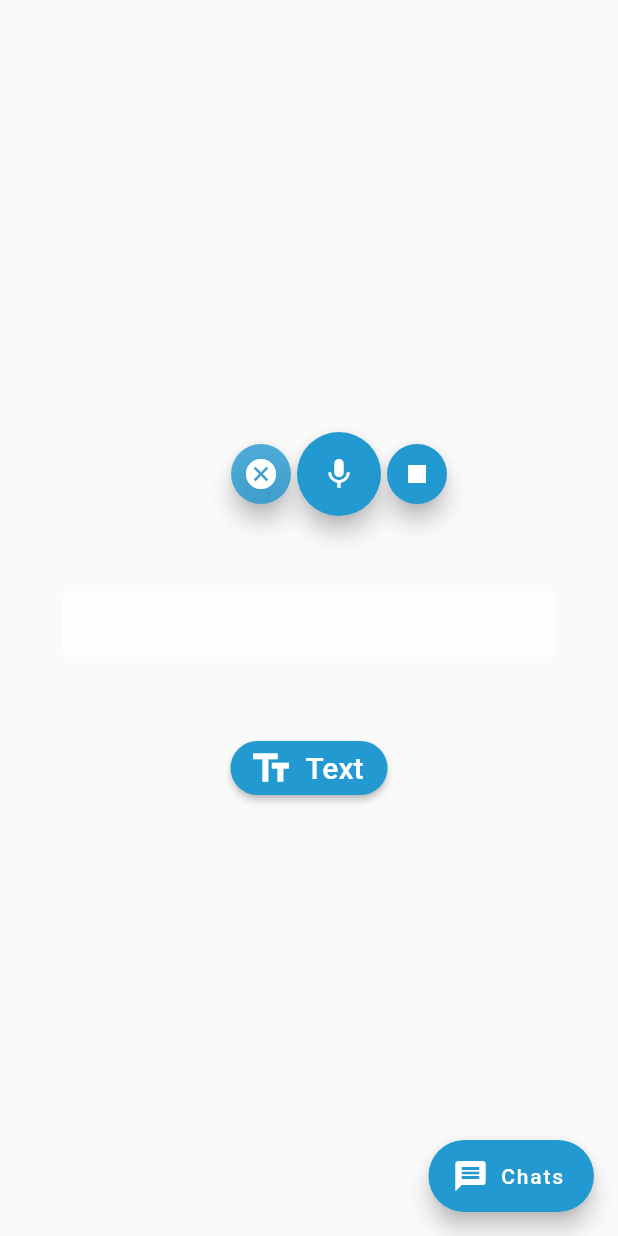
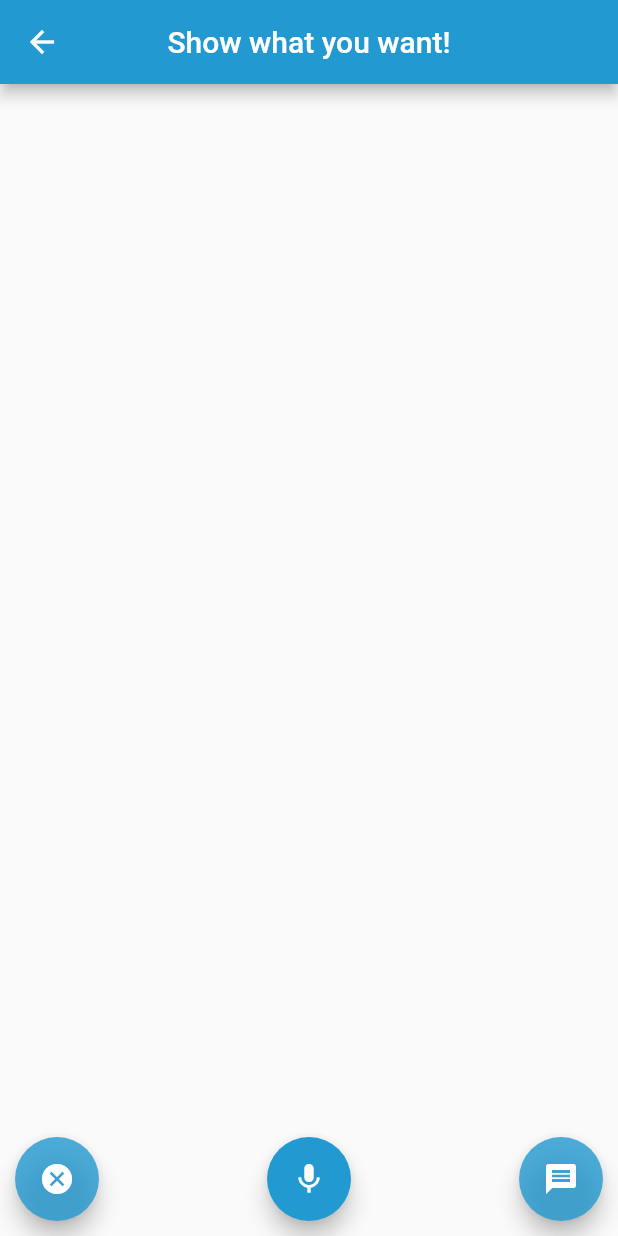
Before and after one commit to PrabhaniN/ABiGo, a Flutter app: the LiveTalkPage screen opened directly, after a tap on the "mic" icon, on a phone screen of 412 x 824 dp. Run offline on Flutter 3.47's test engine with Material 2 defaults, Android fonts, the light colour scheme and no system bars; our stand-ins replace bloc, cloud_firestore, firebase_auth, flutter_bloc, flutter_tts, font_awesome_flutter and 2 more; missing offline and left inert: speech_recognition; accounts and stored records are empty.

Commit message:
live screens are complete

```diff
--- a/abigo_mobile/lib/main.dart
+++ b/abigo_mobile/lib/main.dart
@@ -1,4 +1,5 @@
 import 'package:abigo_mobile/abigo_app.dart';
+import 'package:abigo_mobile/screens/live/speech_recognition_state/speech_recognition_state.dart';
 import 'package:abigo_mobile/screens/live/tts_state.dart/tts_state.dart';
 import 'package:flutter/material.dart';
 import 'package:abigo_mobile/state/input_method_state.dart';
@@ -20,6 +21,9 @@ void main() => runApp(
             ChangeNotifierProvider<TtsState>.value(
               value: TtsState(),
             ),
+            ChangeNotifierProvider<SpeechRecognitionState>.value(
+              value: SpeechRecognitionState(),
+            ),
           ],
           child: AbigoApp(),
         ),
--- a/abigo_mobile/lib/screens/live/live_talk_page.dart
+++ b/abigo_mobile/lib/screens/live/live_talk_page.dart
@@ -1,56 +1,17 @@
+import 'package:abigo_mobile/screens/live/speech_recognition_state/speech_recognition_state.dart';
 import 'package:abigo_mobile/screens/live/tts_state.dart/tts_state.dart';
 import 'package:flutter/material.dart';
 import 'package:provider/provider.dart';
-import 'package:speech_recognition/speech_recognition.dart';
-
-import 'package:abigo_mobile/screens/voice/voice_chat/voice_chat_list/voice_chat_list.dart';
 
 class LiveTalkPage extends StatefulWidget {
-  // final String method;
-
-  // const LiveTalkPage({@required this.method});
-
   @override
   State<StatefulWidget> createState() => LiveTalkPageState();
 }
 
 class LiveTalkPageState extends State<LiveTalkPage> {
   TtsState _ttsState;
+  SpeechRecognitionState _speechRecognitionState;
   bool _isInstructionRead = false;
-  SpeechRecognition _speechRecognition;
-  bool _isAvailable = false;
-  bool _isListening = false;
-  String resultText = "";
-
-  @override
-  void initState() {
-    super.initState();
-    initSpeechRecognizer();
-  }
-
-  void initSpeechRecognizer() {
-    _speechRecognition = SpeechRecognition();
-
-    _speechRecognition.setAvailabilityHandler(
-      (bool result) => setState(() => _isAvailable = result),
-    );
-
-    _speechRecognition.setRecognitionStartedHandler(
-      () => setState(() => _isListening = true),
-    );
-
-    _speechRecognition.setRecognitionResultHandler(
-      (String speech) => setState(() => resultText = speech),
-    );
-
-    _speechRecognition.setRecognitionCompleteHandler(
-      () => setState(() => _isListening = false),
-    );
-
-    _speechRecognition.activate().then(
-          (result) => setState(() => _isAvailable = result),
-        );
-  }
 
   void _readIstructionsOnce() {
     if (_isInstructionRead) return;
@@ -61,111 +22,60 @@ class LiveTalkPageState extends State<LiveTalkPage> {
   @override
   Widget build(BuildContext context) {
     _ttsState = Provider.of<TtsState>(context);
+    _speechRecognitionState = Provider.of<SpeechRecognitionState>(context);
     WidgetsBinding.instance.addPostFrameCallback((_) => _readIstructionsOnce());
     return Scaffold(
+      appBar: AppBar(
+        centerTitle: true,
+        title: Text('Show what you want!'),
+        backgroundColor: Color.fromRGBO(35, 153, 209, 1),
+      ),
       body: Container(
+        padding: EdgeInsets.all(10),
         child: Column(
-          mainAxisAlignment: MainAxisAlignment.center,
-          crossAxisAlignment: CrossAxisAlignment.center,
           children: <Widget>[
+            Spacer(),
+            Text(
+              _speechRecognitionState.resultText,
+              style: TextStyle(fontSize: 24.0),
+            ),
+            Spacer(),
             Row(
-              mainAxisAlignment: MainAxisAlignment.center,
               children: <Widget>[
-                Padding(
-                  padding: EdgeInsets.all(20.0),
-                ),
                 FloatingActionButton(
                   heroTag: 4,
                   child: Icon(Icons.cancel),
-                  mini: true,
                   backgroundColor: Color.fromRGBO(35, 153, 209, 0.8),
                   onPressed: () {
-                    if (_isListening)
-                      _speechRecognition.cancel().then(
-                            (result) => setState(() {
-                              _isListening = result;
-                              resultText = "";
-                            }),
-                          );
+                    _speechRecognitionState.cancel();
                   },
                 ),
+                Spacer(),
                 FloatingActionButton(
                   heroTag: 3,
-                  child: Icon(Icons.mic),
+                  child: Icon(_speechRecognitionState.isListening
+                      ? Icons.stop
+                      : Icons.mic),
                   onPressed: () {
-                    if (_isAvailable && !_isListening)
-                      _speechRecognition
-                          .listen(locale: "en_US")
-                          .then((result) => print('$result'));
+                    if (_ttsState.isPlaying) _ttsState.stop();
+                    _speechRecognitionState.isListening
+                        ? _speechRecognitionState.stop()
+                        : _speechRecognitionState.listen();
                   },
                   backgroundColor: Color.fromRGBO(35, 153, 209, 1),
                 ),
+                Spacer(),
                 FloatingActionButton(
-                  heroTag: 2,
-                  child: Icon(Icons.stop),
-                  mini: true,
-                  backgroundColor: Color.fromRGBO(35, 153, 209, 1),
-                  onPressed: () {
-                    if (_isListening)
-                      _speechRecognition.stop().then(
-                            (result) => setState(() => _isListening = result),
-                          );
-                  },
+                  heroTag: "right",
+                  child: Icon(Icons.message),
+                  backgroundColor: Color.fromRGBO(35, 153, 209, 0.8),
+                  onPressed: () {},
                 ),
               ],
             ),
-            Padding(
-              padding: EdgeInsets.only(top: 50.0),
-            ),
-            Container(
-              width: MediaQuery.of(context).size.width * 0.8,
-              decoration: BoxDecoration(
-                color: Colors.white70,
-                borderRadius: BorderRadius.circular(6.0),
-              ),
-              padding: EdgeInsets.symmetric(
-                vertical: 8.0,
-                horizontal: 12.0,
-              ),
-              child: Text(
-                resultText,
-                style: TextStyle(fontSize: 24.0),
-              ),
-            ),
-            Padding(
-              padding: EdgeInsets.only(top: 50.0),
-            ),
-            RaisedButton.icon(
-              color: Color.fromRGBO(35, 153, 209, 1),
-              label: Text(
-                'Text',
-                style: TextStyle(fontSize: 20.0, color: Colors.white),
-              ),
-              icon: Icon(
-                Icons.text_fields,
-                color: Colors.white,
-                size: 30.0,
-              ),
-              shape: RoundedRectangleBorder(
-                  borderRadius: BorderRadius.circular(30.0)),
-              onPressed: () {},
-            )
           ],
         ),
       ),
-      floatingActionButton: FloatingActionButton.extended(
-        heroTag: 1,
-        label: Text('Chats'),
-        icon: Icon(Icons.message),
-        onPressed: () {
-          Navigator.push(
-            context,
-            MaterialPageRoute(builder: (context) => VoiceChatList()),
-          );
-        },
-        backgroundColor: Color.fromRGBO(35, 153, 209, 1),
-      ),
-      floatingActionButtonLocation: FloatingActionButtonLocation.endFloat,
     );
   }
 
--- /dev/null
+++ b/abigo_mobile/lib/screens/live/speech_recognition_state/speech_recognition_state.dart
@@ -0,0 +1,60 @@
+import 'package:flutter/material.dart';
+import 'package:speech_recognition/speech_recognition.dart';
+
+class SpeechRecognitionState extends ChangeNotifier {
+  final SpeechRecognition _speechRecognition = SpeechRecognition();
+  bool _listening = false;
+  bool _isAvailable = false;
+  String _result = "";
+
+  SpeechRecognitionState() {
+    _speechRecognition.setAvailabilityHandler((bool result) {
+      if (!result)
+        _speechRecognition.activate().then((result) => _isAvailable = result);
+      else
+        _isAvailable = result;
+    });
+
+    _speechRecognition.setRecognitionStartedHandler(() => _isListening = true);
+    _speechRecognition
+        .setRecognitionResultHandler((String speech) => _resultText = speech);
+    _speechRecognition
+        .setRecognitionCompleteHandler(() => _isListening = false);
+    _speechRecognition.activate().then((value) => _isAvailable = value);
+
+    // _speechRecognition.
+  }
+
+  bool get isListening => _listening;
+  set _isListening(bool value) {
+    _listening = value;
+    notifyListeners();
+  }
+
+  String get resultText => _result;
+  set _resultText(String text) {
+    _result = text;
+    notifyListeners();
+  }
+
+  Future<void> cancel() async {
+    if (_listening) {
+      return _speechRecognition.cancel().then((result) {
+        _isListening = result;
+        _resultText = "";
+      });
+    }
+  }
+
+  Future<void> listen() async {
+    if (!_listening && _isAvailable)
+      return _speechRecognition
+          .listen(locale: "en_US")
+          .then((result) => print('result $result'));
+  }
+
+  Future<void> stop() async {
+    if (_listening)
+      return _speechRecognition.stop().then((result) => _isListening = result);
+  }
+}
--- a/abigo_mobile/pubspec.yaml
+++ b/abigo_mobile/pubspec.yaml
@@ -29,7 +29,7 @@ dependencies:
   flutter_bloc:
   shared_preferences: ^0.5.3+4
   cupertino_icons: ^0.1.2
-  speech_recognition: ^0.3.0
+  speech_recognition:
   flutter_tts: ^0.5.2
   font_awesome_flutter:
 
```
Also changed, not shown: abigo_mobile/lib/screens/live/live_screen.dart (+4 -43 lines), abigo_mobile/lib/screens/live/live_text_page.dart (+20 -1 lines).
